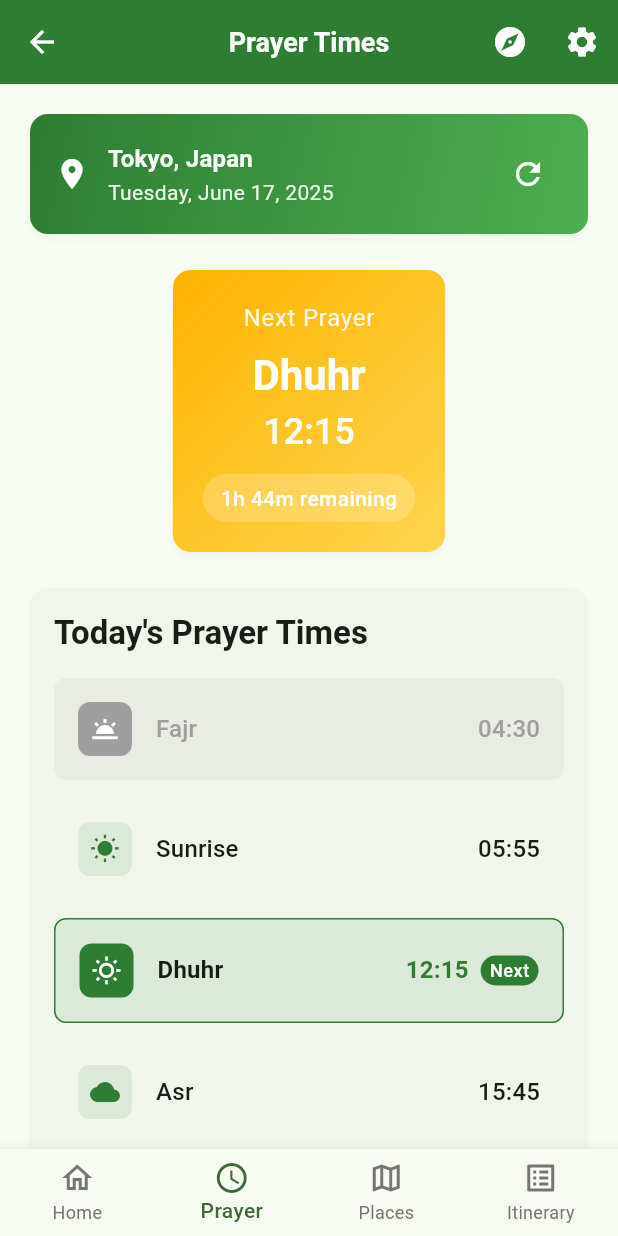
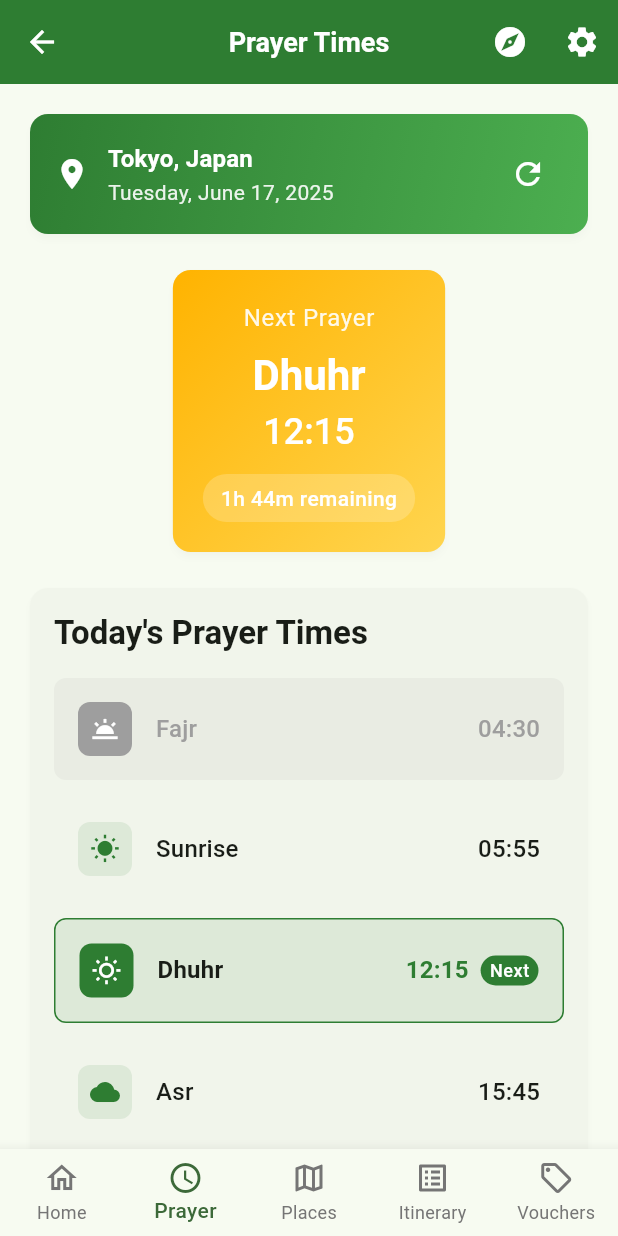
Before and after one commit to IRedDragonICY/safiyah, a Flutter app: the MainNavigationWrapper screen opened directly with empty values, after a tap on "Prayer Times", on a phone screen of 412 x 824 dp. Run offline on Flutter 3.47's test engine with Material 3 defaults, Android fonts, the phone set to English and light mode, and no system bars; drawn by our look-alikes of dynamic_color; our stand-ins replace adhan, cached_network_image, camera, equatable, flutter_bloc, flutter_compass and 10 more; accounts and stored records are empty; network calls fail; Roboto replaces fonts that are missing (Poppins).

Commit message:
feat(navigation): add voucher page and navigation support
- Introduce a new voucher page in the app.
- Update routing to include the voucher page.
- Add voucher color to the color palette.
- Modify bottom navigation to include a voucher tab.

```diff
--- a/lib/core/constants/colors.dart
+++ b/lib/core/constants/colors.dart
@@ -35,6 +35,9 @@ class AppColors {
   static const Color halalFood = Color(0xFF4CAF50); // Green
   static const Color mosque = Color(0xFF2E7D32); // Dark Green
 
+  // Voucher Color
+  static const Color voucherSpecial = Color(0xFFD32F2F);
+
   // Gradient Colors
   static const List<Color> primaryGradient = [
     Color(0xFF2E7D32),
--- a/lib/presentation/pages/main_navigation_wrapper.dart
+++ b/lib/presentation/pages/main_navigation_wrapper.dart
@@ -26,6 +26,9 @@ class _MainNavigationWrapperState extends State<MainNavigationWrapper> {
     if (location.startsWith(RouteNames.itinerary)) {
       return 3;
     }
+    if (location.startsWith(RouteNames.voucher)) {
+      return 4;
+    }
     return 0;
   }
 
@@ -42,6 +45,9 @@ class _MainNavigationWrapperState extends State<MainNavigationWrapper> {
         break;
       case 3:
         context.go(RouteNames.itinerary);
+        break;
+      case 4:
+        context.go(RouteNames.voucher);
         break;
     }
   }
@@ -75,6 +81,11 @@ class _MainNavigationWrapperState extends State<MainNavigationWrapper> {
             activeIcon: Icon(Icons.list_alt),
             label: 'Itinerary',
           ),
+          BottomNavigationBarItem(
+            icon: Icon(Icons.local_offer_outlined),
+            activeIcon: Icon(Icons.local_offer),
+            label: 'Vouchers',
+          ),
         ],
       ),
     );
--- a/lib/routes/app_router.dart
+++ b/lib/routes/app_router.dart
@@ -16,6 +16,7 @@ import '../presentation/pages/itinerary/itinerary_list_page.dart';
 import '../presentation/pages/itinerary/create_itinerary_page.dart';
 import '../presentation/pages/itinerary/itinerary_detail_page.dart';
 import '../presentation/pages/ar/ar_navigation_page.dart';
+import '../presentation/pages/voucher/voucher_page.dart';
 import '../data/models/place_model.dart';
 import 'route_names.dart';
 
@@ -82,6 +83,11 @@ class AppRouter {
             path: RouteNames.itinerary,
             name: 'itinerary',
             builder: (context, state) => const ItineraryListPage(),
+          ),
+          GoRoute(
+            path: RouteNames.voucher,
+            name: 'voucher',
+            builder: (context, state) => const VoucherPage(),
           ),
         ],
       ),
--- a/lib/routes/route_names.dart
+++ b/lib/routes/route_names.dart
@@ -16,5 +16,7 @@ class RouteNames {
   static const String itinerary = '/itinerary';
   static const String createItinerary = '/itinerary/create';
 
+  static const String voucher = '/voucher';
+
   static const String arNavigation = '/ar-navigation';
 }
```
